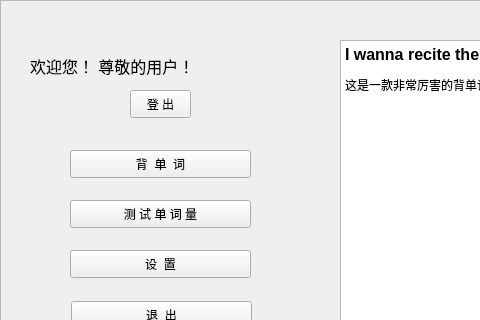
Old version of the form mainwindow.ui in the repository OOPtaskgroup/dictionary; both pictures show x 0 to 480 and y 0 to 320 of the 820 by 520 pixel window.
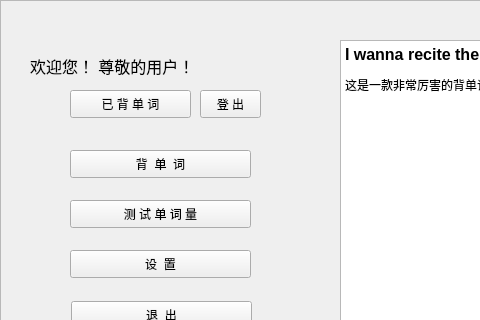
New version of the form.

The edit to the form file:
```diff
--- a/mainwindow.ui
+++ b/mainwindow.ui
@@ -118,7 +118,7 @@
    <widget class="QPushButton" name="logoutBtn">
     <property name="geometry">
      <rect>
-      <x>130</x>
+      <x>200</x>
       <y>90</y>
       <width>61</width>
       <height>28</height>
@@ -237,6 +237,19 @@
      </rect>
     </property>
    </widget>
+   <widget class="QPushButton" name="userBtn">
+    <property name="geometry">
+     <rect>
+      <x>70</x>
+      <y>90</y>
+      <width>121</width>
+      <height>28</height>
+     </rect>
+    </property>
+    <property name="text">
+     <string>已 背 单 词</string>
+    </property>
+   </widget>
    <zorder>bgImg</zorder>
    <zorder>exitBtn</zorder>
    <zorder>wordEdit</zorder>
```
Left out of the diff: 1 changed line with no effect on the pictures.
